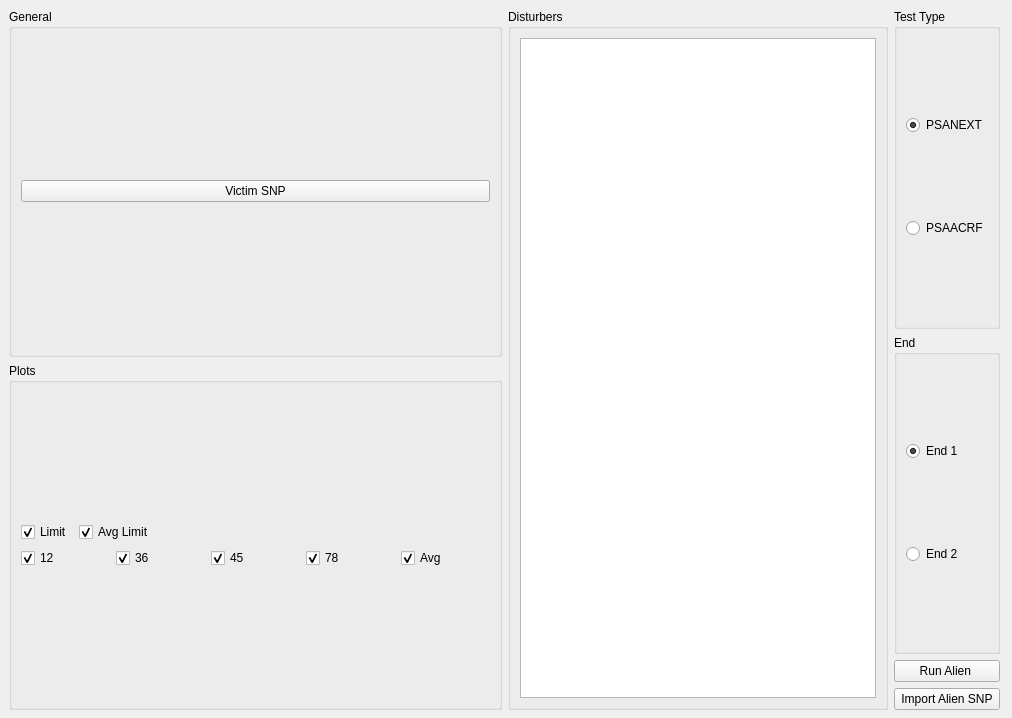
Before: the Qt Designer form UIs/alienWidget.ui in Belden-Montreal/SNP-Cable-Analyser, drawn with Qt 5.
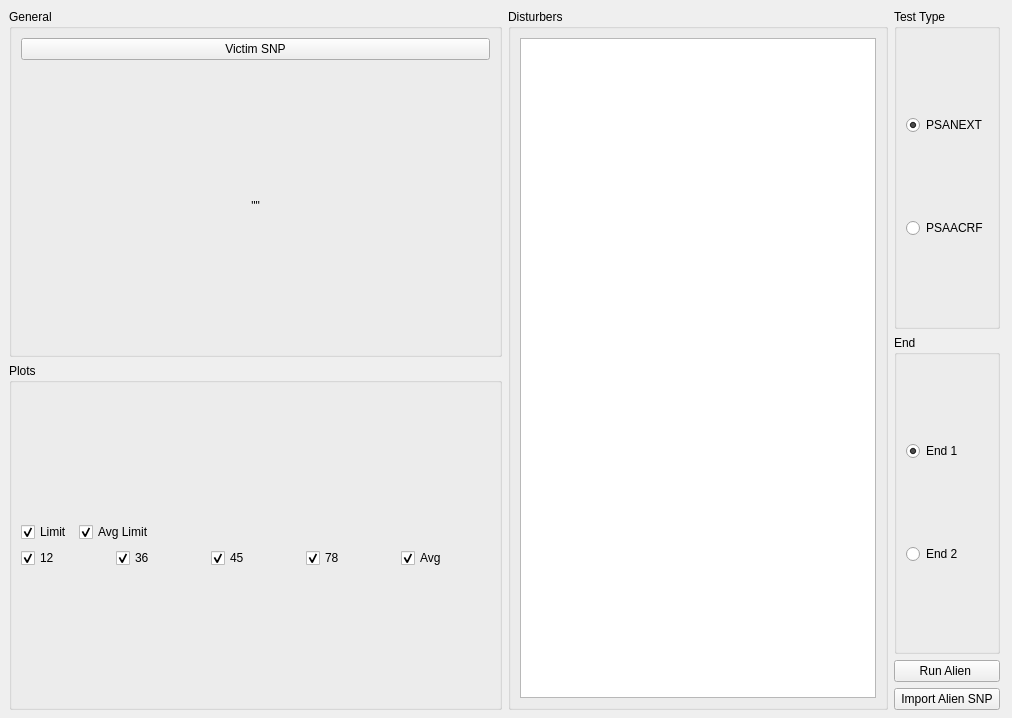
After: the same form once the commit is applied.

Commit message: Added a label for the victim name

What changed in the file:
```diff
--- a/UIs/alienWidget.ui
+++ b/UIs/alienWidget.ui
@@ -13,7 +13,7 @@
   <property name="windowTitle">
    <string>Form</string>
   </property>
-  <widget class="QWidget" name="">
+  <widget class="QWidget" name="layoutWidget">
    <property name="geometry">
     <rect>
      <x>9</x>
@@ -47,6 +47,16 @@
                  </property>
                 </widget>
                </item>
+               <item>
+                <widget class="QLabel" name="victimLabel">
+                 <property name="text">
+                  <string>&quot;&quot;</string>
+                 </property>
+                 <property name="alignment">
+                  <set>Qt::AlignCenter</set>
+                 </property>
+                </widget>
+               </item>
               </layout>
              </item>
             </layout>
```
Left out of the diff: 3 changed lines with no effect on the pictures. The commit also changes 2 other files.
